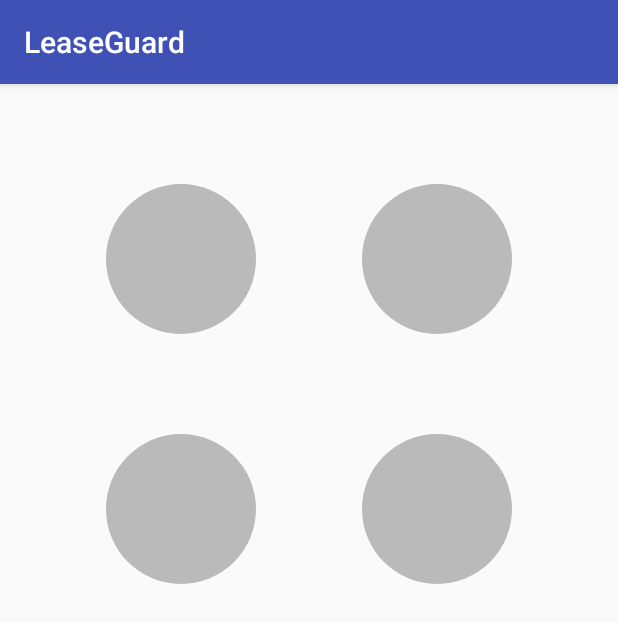
After one commit to nshaheer/RentSafe, an Android app: the SafeRentActivity screen opened directly, with no data from a screen before it, on a phone screen of 412 x 824 dp. The commit adds this screen. Shown: the top 623 px of the screen. Run offline under Robolectric (Android 15) with nearby library versions, the phone set to English and light mode, and no system bars; our stand-ins replace Dagger/Hilt's generated code.

Commit message:
Added dagger2 to the app for dependency injection. Added SafeRentActivity which will be our landing page.

```diff
--- a/LeaseGuard/app/src/main/AndroidManifest.xml
+++ b/LeaseGuard/app/src/main/AndroidManifest.xml
@@ -6,6 +6,7 @@
     <uses-feature android:name="android.hardware.camera" />
 
     <application
+        android:name=".LeaseGuardApplication"
         android:allowBackup="true"
         android:icon="@mipmap/ic_launcher"
         android:label="@string/app_name"
@@ -20,6 +21,9 @@
         <activity android:name=".ITTActivity">
 
         </activity>
+        <activity android:name=".landing.SafeRentActivity">
+
+        </activity>
         <meta-data
             android:name="com.google.mlkit.vision.DEPENDENCIES"
             android:value="ocr" />
--- /dev/null
+++ b/LeaseGuard/app/src/main/java/com/leaseguard/leaseguard/BaseActivity.kt
@@ -0,0 +1,15 @@
+package com.leaseguard.leaseguard
+
+import android.os.Bundle
+import androidx.lifecycle.ViewModel
+import dagger.android.support.DaggerAppCompatActivity
+
+abstract class BaseActivity<T : ViewModel> : DaggerAppCompatActivity() {
+    private var viewModel : T? = null
+    abstract fun getViewModel() : T
+
+    override fun onCreate(savedInstanceState: Bundle?) {
+        super.onCreate(savedInstanceState)
+        this.viewModel = viewModel?:getViewModel()
+    }
+}
--- /dev/null
+++ b/LeaseGuard/app/src/main/java/com/leaseguard/leaseguard/landing/SafeRentActivity.kt
@@ -0,0 +1,25 @@
+package com.leaseguard.leaseguard.landing
+
+import android.os.Bundle
+import com.leaseguard.leaseguard.BaseActivity
+import com.leaseguard.leaseguard.R
+import kotlinx.android.synthetic.main.activity_saferent.*
+import javax.inject.Inject
+
+class SafeRentActivity : BaseActivity<SafeRentActivityViewModel>() {
+
+    @Inject
+    lateinit var safeRentViewModel : SafeRentActivityViewModel
+
+    override fun onCreate(savedInstanceState: Bundle?) {
+        super.onCreate(savedInstanceState)
+        setContentView(R.layout.activity_saferent)
+        pdfButton.setOnClickListener {
+
+        }
+    }
+
+    override fun getViewModel(): SafeRentActivityViewModel {
+        return safeRentViewModel
+    }
+}
--- /dev/null
+++ b/LeaseGuard/app/src/main/java/com/leaseguard/leaseguard/landing/SafeRentActivityModule.kt
@@ -0,0 +1,12 @@
+package com.leaseguard.leaseguard.landing
+
+import dagger.Module
+import dagger.Provides
+
+@Module
+class SafeRentActivityModule {
+    @Provides
+    fun provideSafeRentActivityViewModel() : SafeRentActivityViewModel {
+        return SafeRentActivityViewModel()
+    }
+}
--- /dev/null
+++ b/LeaseGuard/app/src/main/java/com/leaseguard/leaseguard/landing/SafeRentActivityViewModel.kt
@@ -0,0 +1,8 @@
+package com.leaseguard.leaseguard.landing
+
+import androidx.lifecycle.ViewModel
+import javax.inject.Inject
+
+class SafeRentActivityViewModel @Inject constructor() : ViewModel() {
+
+}
--- /dev/null
+++ b/LeaseGuard/app/src/main/res/drawable/circular_button.xml
@@ -0,0 +1,6 @@
+<?xml version="1.0" encoding="utf-8"?>
+<shape xmlns:android="http://schemas.android.com/apk/res/android"
+    android:shape="rectangle">
+    <solid android:color="@color/lightgrey" />
+    <corners android:radius="@dimen/round_button_radius"/>
+</shape>
--- a/LeaseGuard/app/src/main/res/layout/activity_main.xml
+++ b/LeaseGuard/app/src/main/res/layout/activity_main.xml
@@ -25,4 +25,9 @@
         android:layout_width="@dimen/standard_button_width"
         android:layout_height="@dimen/standard_button_height"
         android:id="@+id/button3" />
+
+    <Button
+        android:layout_width="@dimen/standard_button_width"
+        android:layout_height="@dimen/standard_button_height"
+        android:id="@+id/button4" />
 </LinearLayout>
--- /dev/null
+++ b/LeaseGuard/app/src/main/res/layout/activity_saferent.xml
@@ -0,0 +1,53 @@
+<?xml version="1.0" encoding="utf-8"?>
+<androidx.constraintlayout.widget.ConstraintLayout xmlns:android="http://schemas.android.com/apk/res/android"
+    android:layout_width="match_parent"
+    android:layout_height="match_parent"
+    android:id="@+id/activity_saferent"
+    xmlns:app="http://schemas.android.com/apk/res-auto">
+
+    <androidx.constraintlayout.widget.Guideline
+        android:id="@+id/bottom_line"
+        android:layout_width="wrap_content"
+        android:layout_height="wrap_content"
+        app:layout_constraintGuide_begin="400dp"
+        android:orientation="horizontal"/>
+
+    <ImageButton
+        android:id="@+id/photoButton"
+        android:layout_width="@dimen/round_button_width"
+        android:layout_height="@dimen/round_button_height"
+        app:layout_constraintTop_toTopOf="parent"
+        app:layout_constraintStart_toStartOf="parent"
+        app:layout_constraintEnd_toStartOf="@id/libButton"
+        app:layout_constraintBottom_toTopOf="@id/pdfButton"
+
+        android:background="@drawable/circular_button"/>
+    <ImageButton
+        android:id="@+id/libButton"
+        android:layout_width="@dimen/round_button_width"
+        android:layout_height="@dimen/round_button_height"
+        app:layout_constraintTop_toTopOf="parent"
+        app:layout_constraintStart_toEndOf="@id/photoButton"
+        app:layout_constraintEnd_toEndOf="parent"
+        app:layout_constraintBottom_toTopOf="@id/driveButton"
+        android:background="@drawable/circular_button"/>
+    <ImageButton
+        android:id="@+id/pdfButton"
+        android:layout_width="@dimen/round_button_width"
+        android:layout_height="@dimen/round_button_height"
+        app:layout_constraintTop_toBottomOf="@id/photoButton"
+        app:layout_constraintStart_toStartOf="parent"
+        app:layout_constraintEnd_toStartOf="@id/driveButton"
+        app:layout_constraintBottom_toBottomOf="@id/bottom_line"
+        android:background="@drawable/circular_button"/>
+    <ImageButton
+        android:id="@+id/driveButton"
+        android:layout_width="@dimen/round_button_width"
+        android:layout_height="@dimen/round_button_height"
+        app:layout_constraintTop_toBottomOf="@id/photoButton"
+        app:layout_constraintStart_toEndOf="@id/pdfButton"
+        app:layout_constraintBottom_toBottomOf="@id/bottom_line"
+        app:layout_constraintEnd_toEndOf="parent"
+        android:background="@drawable/circular_button"/>
+
+</androidx.constraintlayout.widget.ConstraintLayout>
--- a/LeaseGuard/app/src/main/res/values/colors.xml
+++ b/LeaseGuard/app/src/main/res/values/colors.xml
@@ -3,4 +3,6 @@
     <color name="colorPrimary">#3F51B5</color>
     <color name="colorPrimaryDark">#303F9F</color>
     <color name="colorAccent">#FF4081</color>
+
+    <color name="lightgrey">#BABABA</color>
 </resources>
--- a/LeaseGuard/app/src/main/res/values/dimens.xml
+++ b/LeaseGuard/app/src/main/res/values/dimens.xml
@@ -5,4 +5,8 @@
 
     <dimen name="standard_button_width">150dp</dimen>
     <dimen name="standard_button_height">50dp</dimen>
+
+    <dimen name="round_button_width">100dp</dimen>
+    <dimen name="round_button_height">100dp</dimen>
+    <dimen name="round_button_radius">50dp</dimen>
 </resources>
--- a/LeaseGuard/build.gradle
+++ b/LeaseGuard/build.gradle
@@ -7,6 +7,7 @@ buildscript {
     }
     dependencies {
         classpath 'com.android.tools.build:gradle:4.0.0'
+        classpath "org.jetbrains.kotlin:kotlin-gradle-plugin:1.3.72"
 
         // NOTE: Do not place your application dependencies here; they belong
         // in the individual module build.gradle files
```
Also changed, not shown: LeaseGuard/app/build.gradle (+11 -0 lines), LeaseGuard/app/src/main/java/com/leaseguard/leaseguard/AppModule.kt (added, +15 -0 lines), LeaseGuard/app/src/main/java/com/leaseguard/leaseguard/LeaseGuardApplication.kt (added, +18 -0 lines), LeaseGuard/app/src/main/java/com/leaseguard/leaseguard/MainActivity.java (+13 -0 lines), LeaseGuard/app/src/main/java/com/leaseguard/leaseguard/di/ActivityBuilder.kt (added, +14 -0 lines), LeaseGuard/app/src/main/java/com/leaseguard/leaseguard/di/AppComponent.kt (added, +23 -0 lines).
